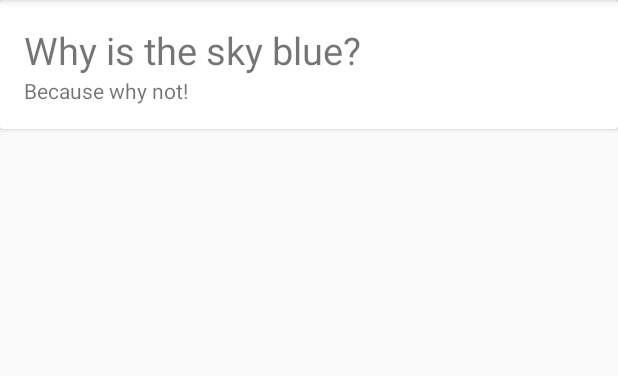
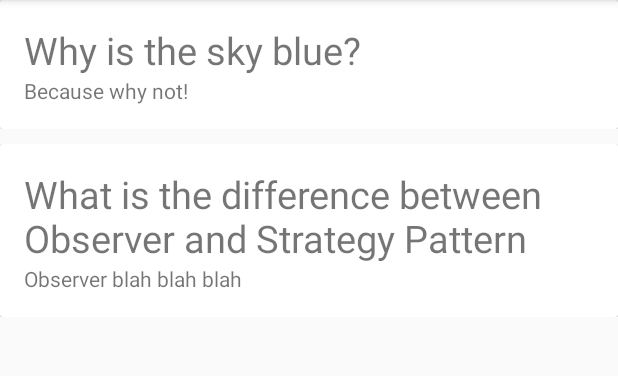
Before and after one commit to hoonqt/ESCProjectGrp10, an Android app: the fragment FaqFragment shown on its own in the app's theme, on a phone screen of 412 x 824 dp, the part 84-460 px from its top. Run offline under Robolectric (Android 15) with nearby library versions, the phone set to English and light mode, and no system bars.

Commit message:
cleaned up code for faq recycler

```diff
--- a/app/build.gradle
+++ b/app/build.gradle
@@ -28,5 +28,5 @@ dependencies {
     testImplementation 'junit:junit:4.12'
     androidTestImplementation 'com.android.support.test:runner:1.0.1'
     androidTestImplementation 'com.android.support.test.espresso:espresso-core:3.0.1'
-    compile 'com.amazonaws:aws-android-sdk-ddb-mapper:2.6.+'
+    implementation 'com.amazonaws:aws-android-sdk-ddb-mapper:2.6.+'
 }
--- a/app/src/main/java/com/example/cindy/esc_50005/UI/Course/FAQ/FaqAdapter.java
+++ b/app/src/main/java/com/example/cindy/esc_50005/UI/Course/FAQ/FaqAdapter.java
@@ -2,7 +2,6 @@ package com.example.cindy.esc_50005.UI.Course.FAQ;
 
 import android.app.AlertDialog;
 import android.content.Context;
-import android.support.v7.widget.CardView;
 import android.support.v7.widget.RecyclerView;
 import android.util.Log;
 import android.view.LayoutInflater;
@@ -26,25 +25,21 @@ public class FaqAdapter extends RecyclerView.Adapter<FaqAdapter.FaqViewHolder> {
     private static int viewHolderCount = 0;
     Context parentContext;
 
-    //TODO 4.4 - Constructor
     //constructor needs the context and the data
     FaqAdapter(Context context, FaqFragment.FaqJsonData[] data){
         this.parentContext = context;
         this.data=data;
     }
 
-
-    //TODO 4.7 - onBindViewHolder
     //references are created to the individual widgets by the instantiation
     //joins data to the widgets
 
     @Override
     public void onBindViewHolder(FaqViewHolder holder, int position) {
-        //TODO invoke bind method in inner class
+        Log.i("position", Integer.toString(position));
         holder.bind(position);
     }
 
-    //TODO 4.8 - getItemCount
     //indicates how many list objects it has
     @Override
     public int getItemCount() {
@@ -52,12 +47,11 @@ public class FaqAdapter extends RecyclerView.Adapter<FaqAdapter.FaqViewHolder> {
         return data.length;
     }
 
-
-    //TODO 4.5 - onCreateViewHolder
     //inflates the layout
     //instantiates the view holder object
     @Override
     public FaqAdapter.FaqViewHolder onCreateViewHolder(ViewGroup parent, int viewType) {
+
 
         int layoutIDForListItem = R.layout.faq_recycler;
         LayoutInflater inflater = LayoutInflater.from(parentContext);
@@ -65,10 +59,8 @@ public class FaqAdapter extends RecyclerView.Adapter<FaqAdapter.FaqViewHolder> {
 
         //java object of layout
         View view = inflater.inflate(layoutIDForListItem,parent,shouldAttachToParentImmediately);
-
         FaqViewHolder faqViewHolder = new FaqViewHolder(view);
         viewHolderCount++;
-        Log.i("Cindy","OnCreateViewHolder"+viewHolderCount);
 
         return faqViewHolder;
     }
@@ -77,40 +69,24 @@ public class FaqAdapter extends RecyclerView.Adapter<FaqAdapter.FaqViewHolder> {
     class FaqViewHolder extends RecyclerView.ViewHolder implements  View.OnClickListener {
         TextView question;
         TextView answer;
-        CardView firstCard;
-//        CardView answer1;
-//        CardView question2;
-//        CardView answer2;
+
 
         FaqViewHolder(View v){
 
-            //TODO 4.3 Invoke the superclass constructor
-            // and get references to the various widgets in the List Item Layout
             super(v);
             //we need the v object because the view contains the references to the widgets that we need
-//            question1 = (CardView)itemView.findViewById(R.id.item_text1);
-//            answer1 = (CardView)itemView.findViewById(R.id.item_count1);
-//            question2 = (CardView)itemView.findViewById(R.id.item_text2);
-//            answer2 = (CardView)itemView.findViewById(R.id.item_count2);
-            firstCard=(CardView) v.findViewById(R.id.cv);
             question = (TextView) v.findViewById(R.id.item_question);
             answer = (TextView) v.findViewById(R.id.item_answer);
-
 
             v.setOnClickListener(this);
 
         }
 
-        //TODO 4.6 - write a bind method to attach content
-        //            to the respective widgets
         public void bind(int position ){
 
+            question.setText(data[position].question);
+            answer.setText(data[position].answer) ;
 
-            //TODO 4.6 C pass the character name to the characterName widget
-            question.setText(data[position].question);
-
-            //TODO 4.6 D display the position number
-            answer.setText(data[position].answer) ;
 
         }
 
@@ -128,6 +104,5 @@ public class FaqAdapter extends RecyclerView.Adapter<FaqAdapter.FaqViewHolder> {
             alertDialog.show();
 
         }
-
     }
 }
--- a/app/src/main/java/com/example/cindy/esc_50005/UI/Course/FAQ/FaqFragment.java
+++ b/app/src/main/java/com/example/cindy/esc_50005/UI/Course/FAQ/FaqFragment.java
@@ -4,7 +4,6 @@ import android.os.Bundle;
 import android.support.v4.app.Fragment;
 import android.support.v7.widget.LinearLayoutManager;
 import android.support.v7.widget.RecyclerView;
-import android.util.Log;
 import android.view.LayoutInflater;
 import android.view.View;
 import android.view.ViewGroup;
@@ -15,6 +14,8 @@ import com.google.gson.Gson;
 import java.io.BufferedReader;
 import java.io.InputStream;
 import java.io.InputStreamReader;
+import java.util.ArrayList;
+import java.util.Iterator;
 
 
 /**
@@ -33,6 +34,8 @@ public class FaqFragment extends Fragment implements FaqContract {
     FaqJsonData[] faqJsonData;
     private FaqAdapter mFaqAdapter;
 
+    ArrayList<FaqJsonData> FaqList;
+
     public FaqFragment() {
         // Required empty public constructor
     }
@@ -43,13 +46,19 @@ public class FaqFragment extends Fragment implements FaqContract {
         parseJson();
         View view=inflater.inflate(R.layout.faq_main, container, false);
 
-        RecyclerView faqList=(RecyclerView) view.findViewById(R.id.recyclerViewFaqs);
+        RecyclerView faqListRecycler=(RecyclerView) view.findViewById(R.id.recyclerViewFaqs);
         mLayoutManager= new LinearLayoutManager(getActivity());
         mCurrentLayoutManagerType = LayoutManagerType.LINEAR_LAYOUT_MANAGER;
-        faqList.setLayoutManager(new LinearLayoutManager(this.getActivity()));
+        faqListRecycler.setLayoutManager(new LinearLayoutManager(this.getActivity()));
         mFaqAdapter=new FaqAdapter(getContext(),faqJsonData);
-        faqList.setAdapter(mFaqAdapter);
+        faqListRecycler.setAdapter(mFaqAdapter);
+
         return view;
+    }
+
+    public void AddItemsToRecyclerViewArrayList(){
+
+        FaqList = new ArrayList<>();
     }
 
     public class FaqJsonData {
@@ -90,7 +99,6 @@ public class FaqFragment extends Fragment implements FaqContract {
         // It can also be used to convert a JSON string to an equivalent Java object.
         //TODO 3.3 Invoke readTxt
         String myJsonData=readTxt(R.raw.faq);
-        Log.i("@@@@",myJsonData);
         //TODO 3.4 parse the JSON file
         faqJsonData=gson.fromJson(myJsonData, FaqJsonData[].class);
     }
--- a/app/src/main/res/layout/faq_recycler.xml
+++ b/app/src/main/res/layout/faq_recycler.xml
@@ -1,15 +1,9 @@
-<FrameLayout xmlns:android="http://schemas.android.com/apk/res/android"
+<LinearLayout xmlns:android="http://schemas.android.com/apk/res/android"
     xmlns:tools="http://schemas.android.com/tools"
     android:layout_width="match_parent"
-    android:layout_height="match_parent"
+    android:layout_height="wrap_content"
+    android:paddingBottom="10dp"
     tools:context="com.example.cindy.esc_50005.UI.Course.FAQ.CourseActivity">
-
-    <!-- TODO: Update blank fragment layout -->
-    <LinearLayout
-        xmlns:tools="http://schemas.Android.com/tools"
-        android:layout_width="match_parent"
-        android:layout_height="match_parent"
-        android:orientation="vertical">
 
         <android.support.v7.widget.CardView
             android:layout_width="match_parent"
@@ -27,108 +21,15 @@
                     android:id="@+id/item_question"
                     android:layout_alignParentTop="true"
                     android:textSize="25sp"/>
-                    <!--android:text="Why is the sky blue?"-->
-
-
                 <TextView
                     android:layout_width="wrap_content"
                     android:layout_height="wrap_content"
                     android:id="@+id/item_answer"
                     android:layout_below="@+id/item_question"
                     android:layout_alignParentLeft="true" />
-                    <!--android:text="Because why not!"-->
 
-
-                <!--<ImageButton-->
-                    <!--android:layout_width="wrap_content"-->
-                    <!--android:layout_height="wrap_content"-->
-                    <!--android:id="@+id/arrow"-->
-                    <!--android:onClick="sendMessage"-->
-                    <!--android:src="@drawable/arrow" />-->
-
-                <!--<FrameLayout-->
-                    <!--android:layout_width="wrap_content"-->
-                    <!--android:layout_height="wrap_content">-->
-                    <!--<ImageButton-->
-                        <!--android:id="@+id/arrow"-->
-                        <!--android:layout_width="20dp"-->
-                        <!--android:layout_height="50dp"-->
-                        <!--/>-->
-                    <!--<ImageView-->
-                        <!--android:layout_width="30dp"-->
-                        <!--android:layout_height="30dp"-->
-                        <!--android:scaleType="fitXY"-->
-                        <!--android:src="@drawable/arrow">-->
-                    <!--</ImageView>-->
-                <!--</FrameLayout>-->
-                <TextView
-                    android:layout_width="wrap_content"
-                    android:layout_height="wrap_content"
-                    android:id="@+id/replyTest"
-                    android:layout_alignParentRight="true"
-
-                    />
             </RelativeLayout>
 
         </android.support.v7.widget.CardView>
-    <!--<android.support.v7.widget.CardView-->
-                <!--android:layout_width="match_parent"-->
-                <!--android:layout_height="wrap_content"-->
-                <!--android:layout_marginTop="10dp"-->
-                <!--android:id="@+id/cv2"-->
-                <!--&gt;-->
-        <!--<RelativeLayout-->
-            <!--android:layout_width="match_parent"-->
-            <!--android:layout_height="wrap_content"-->
-            <!--android:padding="16dp">-->
 
-            <!--<TextView-->
-                <!--android:layout_width="wrap_content"-->
-                <!--android:layout_height="wrap_content"-->
-                <!--android:id="@+id/item_text2"-->
-                <!--android:layout_alignParentTop="true"-->
-                <!--android:textSize="25sp"-->
-                <!--android:text="What is the difference between Observer and Strategy Pattern?"-->
-                <!--/>-->
-
-            <!--<TextView-->
-                <!--android:layout_width="wrap_content"-->
-                <!--android:layout_height="wrap_content"-->
-                <!--android:id="@+id/item_count2"-->
-                <!--android:layout_below="@+id/item_text2"-->
-                <!--android:layout_alignParentLeft="true"-->
-                <!--android:text="Blah blah blah!"-->
-                <!--/>-->
-
-        <!--</RelativeLayout>-->
-
-    <!--</android.support.v7.widget.CardView>-->
-    </LinearLayout>
-    <!--<TextView-->
-        <!--android:layout_width="match_parent"-->
-        <!--android:layout_height="match_parent"-->
-        <!--android:text="hello_blank_fragment TWO!" />-->
-
-    <!--<ImageView-->
-        <!--android:id="@+id/item_image"-->
-        <!--android:layout_width="52dp"-->
-        <!--android:layout_height="52dp"-->
-        <!--android:padding="8dp"/>-->
-
-    <!--<TextView-->
-        <!--android:id="@+id/item_text"-->
-        <!--android:padding="8dp"-->
-        <!--android:text="item name"-->
-        <!--android:textSize="32dp"-->
-        <!--android:layout_width="wrap_content"-->
-        <!--android:layout_height="wrap_content" />-->
-
-    <!--<TextView-->
-        <!--android:id="@+id/item_count"-->
-        <!--android:padding="8dp"-->
-        <!--android:text="0"-->
-        <!--android:textSize="32dp"-->
-        <!--android:layout_width="wrap_content"-->
-        <!--android:layout_height="wrap_content" />-->
-
-</FrameLayout>
+</LinearLayout>
```
